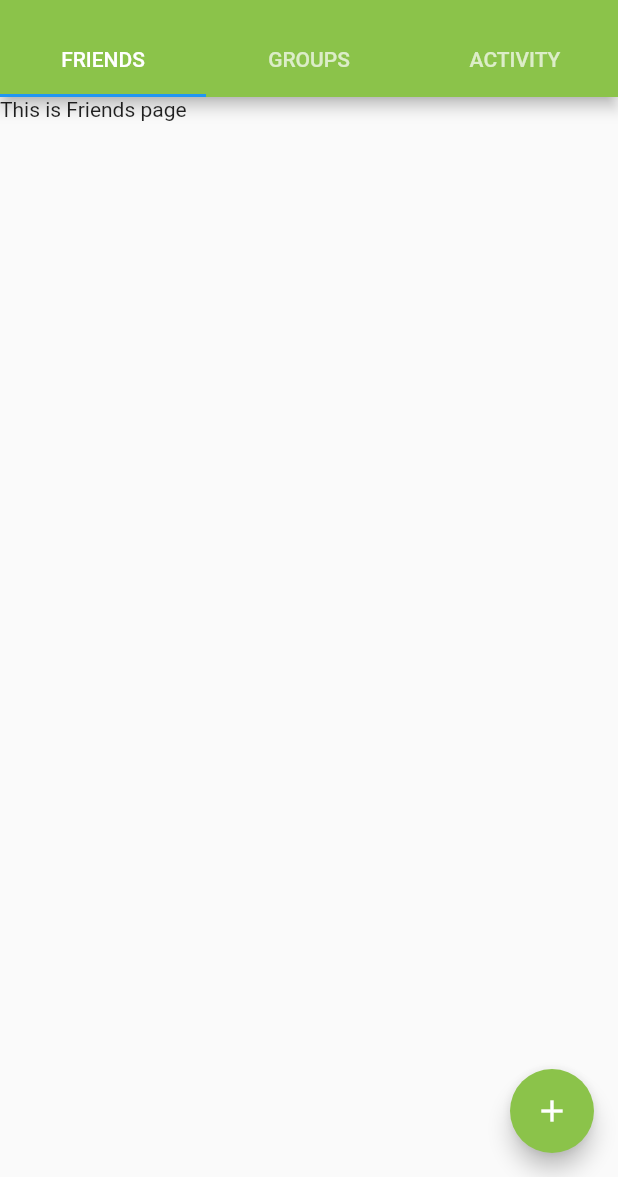
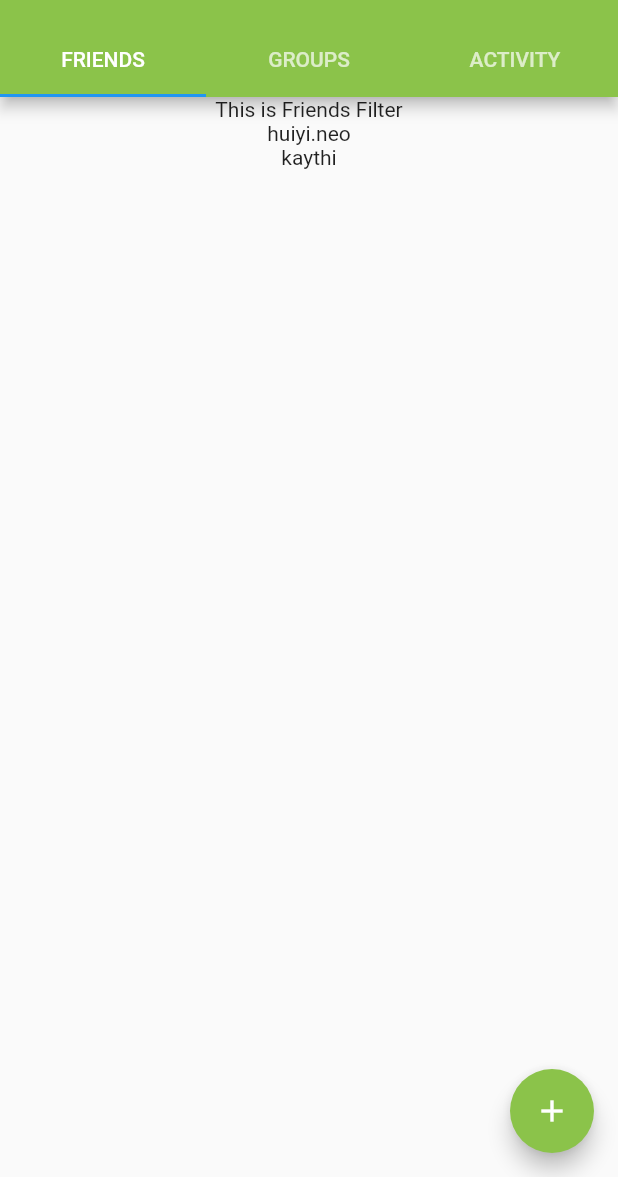
Before and after one commit to huiyineo/Splitwise, a Flutter app: the screen it shows after launch, on a phone screen of 412 x 824 dp, the part 59-1236 px from its top. Run offline on Flutter 3.47's test engine with Material 2 defaults, Android fonts, the phone set to English and light mode, and no system bars; missing offline and left inert: dart:ffi.

Commit message:
working on friends list

```diff
--- /dev/null
+++ b/lib/Components/Friends-widgets/friendFilter.dart
@@ -0,0 +1,11 @@
+import 'package:flutter/material.dart';
+
+class FriendFilter extends StatelessWidget {
+
+
+  @override
+  Widget build(BuildContext context) {
+    return Container(
+        child: Text('This is Friends Filter'));
+  }
+}
--- /dev/null
+++ b/lib/Components/Friends-widgets/friendRow.dart
@@ -0,0 +1,15 @@
+import 'dart:ffi';
+
+import 'package:flutter/material.dart';
+
+class FriendRow extends StatelessWidget {
+  final String name;
+  final String status;
+  final String amount;
+  FriendRow(this.name, this.status, this.amount);
+
+  @override
+  Widget build(BuildContext context) {
+    return Container(child: Text(this.name));
+  }
+}
--- a/lib/Components/Friends.dart
+++ b/lib/Components/Friends.dart
@@ -1,11 +1,25 @@
+import 'dart:ffi';
+
 import 'package:flutter/material.dart';
+import './Friends-widgets/friendFilter.dart';
+import 'Friends-widgets/friendRow.dart';
 
 class Friends extends StatelessWidget {
-
+  final _friends = const [
+    {'name': 'huiyi.neo', 'status': 'owes you', 'amount': 1000.00},
+    {'name': 'kaythi', 'status': 'you owes', 'amount': 999.99},
+  ];
 
   @override
   Widget build(BuildContext context) {
-    return Container(
-        child: Text('This is Friends page'));
+    return Column(
+      children: <Widget>[
+        FriendFilter(),
+        ..._friends
+            .map((friend) => FriendRow(friend['name'] as String,
+                friend['status'] as String, friend['amount'].toString() ))
+            .toList(),
+      ],
+    );
   }
 }
```
Also changed, not shown: lib/Components/Friends-widgets/friendsFilter.dart (deleted).
